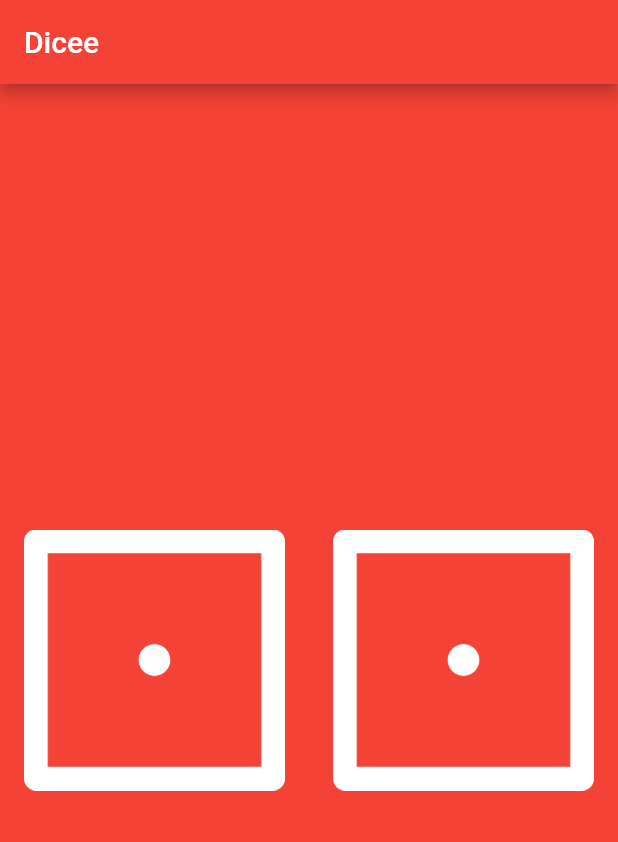
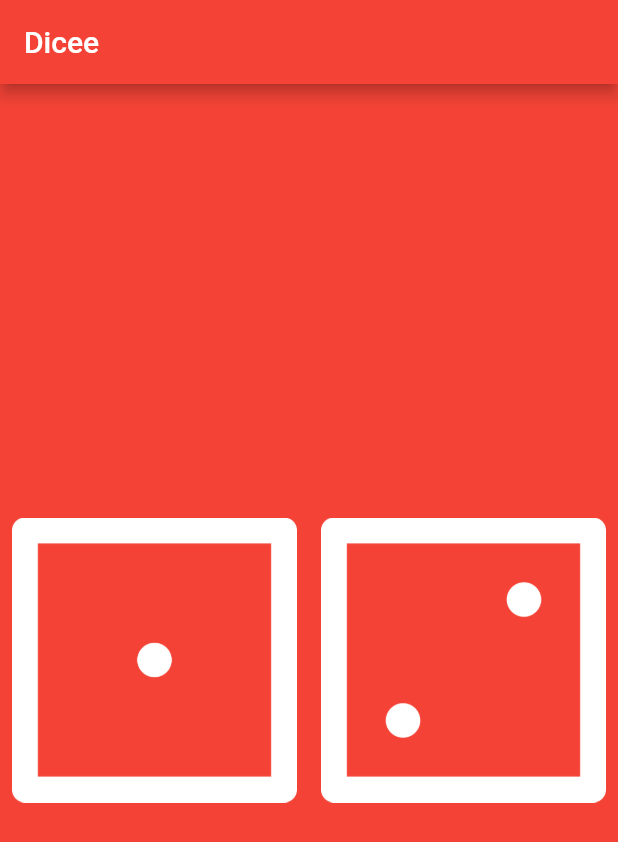
Before and after one commit to fidelmak/dicee-flutter-app, a Flutter app: the screen it shows after launch, on a phone screen of 412 x 824 dp. Shown: the top 842 px of the screen. Run offline on Flutter 3.47's test engine with Material 2 defaults, Android fonts, the phone set to English and light mode, and no system bars.

Commit message:
Changes to be committed:

```diff
--- a/lib/main.dart
+++ b/lib/main.dart
@@ -1,4 +1,5 @@
 import 'package:flutter/material.dart';
+import 'dart:math';
 
 void main() {
   return runApp(
@@ -15,22 +16,43 @@ void main() {
   );
 }
 
-class DicePage extends StatelessWidget {
+class DicePage extends StatefulWidget {
+  @override
+  State<DicePage> createState() => _DicePageState();
+}
+
+class _DicePageState extends State<DicePage> {
   @override
   Widget build(BuildContext context) {
+    int leftSided = 1;
+    var righSided = 2;
+
+    void click() {
+      setState() {
+        int l = Random().nextInt(leftSided) + 1;
+
+        print('man');
+      }
+    }
+
+    ;
     return Center(
       child: Row(
         children: <Widget>[
           Expanded(
-            child: Padding(
-              padding: const EdgeInsets.all(16.0),
-              child: Image.asset('images/dice1.png'),
+            child: TextButton(
+              onPressed: () {
+                click();
+              },
+              child: Image.asset('images/dice$leftSided.png'),
             ),
           ),
           Expanded(
-            child: Padding(
-              padding: const EdgeInsets.all(16.0),
-              child: Image.asset('images/dice1.png'),
+            child: TextButton(
+              onPressed: () {
+                print("welcome");
+              },
+              child: Image.asset('images/dice$righSided.png'),
             ),
           ),
         ],
```
Also changed, not shown: 1 other file.
